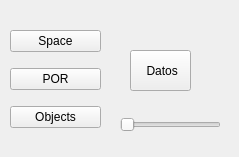
Before: the Qt Designer form components/SocialNavigationAgent/src/mainUI.ui in carloslobatog/robocomp-shelly, drawn with Qt 5.
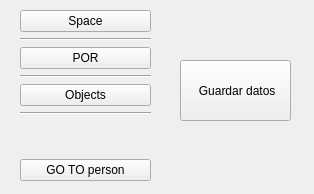
After: the same form once the commit is applied.

Patch:
```diff
--- a/components/SocialNavigationAgent/src/mainUI.ui
+++ b/components/SocialNavigationAgent/src/mainUI.ui
@@ -6,24 +6,24 @@
    <rect>
     <x>0</x>
     <y>0</y>
-    <width>239</width>
-    <height>157</height>
+    <width>314</width>
+    <height>194</height>
    </rect>
   </property>
   <property name="windowTitle">
    <string>navigationComp</string>
   </property>
-  <widget class="QSlider" name="proximidad">
+  <widget class="QPushButton" name="datos">
    <property name="geometry">
     <rect>
-     <x>120</x>
-     <y>110</y>
-     <width>101</width>
-     <height>29</height>
+     <x>180</x>
+     <y>60</y>
+     <width>111</width>
+     <height>61</height>
     </rect>
    </property>
-   <property name="orientation">
-    <enum>Qt::Horizontal</enum>
+   <property name="text">
+    <string> Guardar datos</string>
    </property>
   </widget>
   <widget class="QWidget" name="layoutWidget">
@@ -40,49 +40,80 @@
   <widget class="QWidget" name="gridLayoutWidget">
    <property name="geometry">
     <rect>
-     <x>10</x>
-     <y>20</y>
-     <width>91</width>
-     <height>121</height>
+     <x>20</x>
+     <y>10</y>
+     <width>131</width>
+     <height>171</height>
     </rect>
    </property>
    <layout class="QGridLayout" name="gridLayout">
-    <item row="3" column="0">
+    <item row="12" column="1">
+     <widget class="QPushButton" name="gotoperson">
+      <property name="text">
+       <string>GO TO person</string>
+      </property>
+     </widget>
+    </item>
+    <item row="4" column="1">
+     <widget class="Line" name="line_2">
+      <property name="orientation">
+       <enum>Qt::Horizontal</enum>
+      </property>
+     </widget>
+    </item>
+    <item row="5" column="1">
      <widget class="QPushButton" name="por">
       <property name="text">
        <string>POR</string>
       </property>
      </widget>
     </item>
-    <item row="0" column="0">
-     <widget class="QPushButton" name="gaussiana">
-      <property name="text">
-       <string>Space</string>
-      </property>
-     </widget>
-    </item>
-    <item row="4" column="0">
+    <item row="8" column="1">
      <widget class="QPushButton" name="objint">
       <property name="text">
        <string>Objects</string>
       </property>
      </widget>
     </item>
+    <item row="3" column="1">
+     <widget class="QPushButton" name="gaussiana">
+      <property name="text">
+       <string>Space</string>
+      </property>
+     </widget>
+    </item>
+    <item row="7" column="1">
+     <widget class="Line" name="line">
+      <property name="orientation">
+       <enum>Qt::Horizontal</enum>
+      </property>
+     </widget>
+    </item>
+    <item row="10" column="1" rowspan="2">
+     <spacer name="verticalSpacer">
+      <property name="orientation">
+       <enum>Qt::Vertical</enum>
+      </property>
+      <property name="sizeHint" stdset="0">
+       <size>
+        <width>20</width>
+        <height>40</height>
+       </size>
+      </property>
+     </spacer>
+    </item>
+    <item row="9" column="1">
+     <widget class="Line" name="line_3">
+      <property name="orientation">
+       <enum>Qt::Horizontal</enum>
+      </property>
+     </widget>
+    </item>
    </layout>
   </widget>
-  <widget class="QPushButton" name="datos">
-   <property name="geometry">
-    <rect>
-     <x>130</x>
-     <y>50</y>
-     <width>61</width>
-     <height>41</height>
-    </rect>
-   </property>
-   <property name="text">
-    <string> Datos</string>
-   </property>
-  </widget>
+  <zorder>datos</zorder>
+  <zorder>gridLayoutWidget</zorder>
+  <zorder>gaussiana</zorder>
  </widget>
  <resources/>
  <connections/>
```
Left out of the diff: 11 changed lines with no effect on the pictures.
